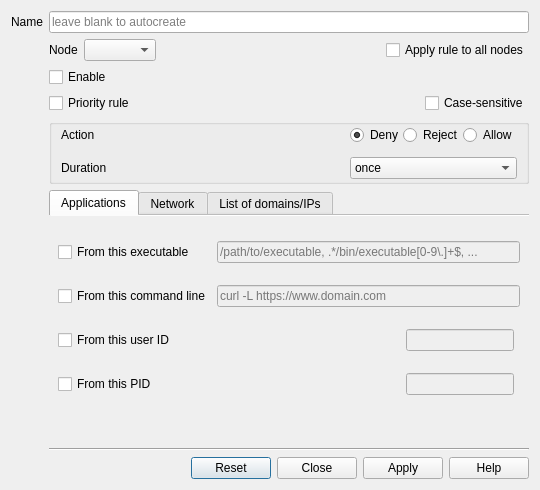
Above: ui/opensnitch/res/ruleseditor.ui from evilsocket/opensnitch before the change. Below: the same form after it.
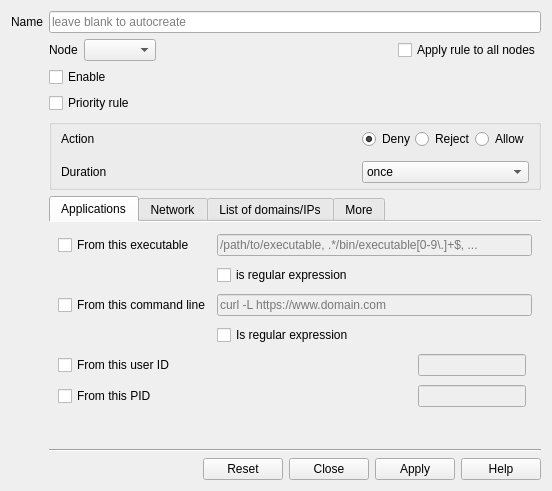
That is the form after the change. Icons and pictures are not drawn.

Commit message:
ui,rules: improved regular expressions
Up until now we detected automatically if a rule was a regular
expression. But if the path or cmdline of a process had certain
characters (backslash), it was not easy to autodetect it, because the
backslash in particular is sent and received encoded (\\).

With this change the user will have to mark manually if the
path/cmdline of a process is a regular expression or no.

Closes #706

Diff of the .ui file:
```diff
--- a/ui/opensnitch/res/ruleseditor.ui
+++ b/ui/opensnitch/res/ruleseditor.ui
@@ -6,145 +6,202 @@
    <rect>
     <x>0</x>
     <y>0</y>
-    <width>540</width>
-    <height>490</height>
+    <width>552</width>
+    <height>491</height>
    </rect>
   </property>
+  <property name="sizePolicy">
+   <sizepolicy hsizetype="Preferred" vsizetype="Maximum">
+    <horstretch>0</horstretch>
+    <verstretch>0</verstretch>
+   </sizepolicy>
+  </property>
   <property name="windowTitle">
    <string>Rule</string>
   </property>
   <layout class="QGridLayout" name="gridLayout_4">
-   <item row="2" column="1">
-    <layout class="QHBoxLayout" name="horizontalLayout_4">
-     <item>
-      <widget class="QCheckBox" name="enableCheck">
-       <property name="text">
-        <string>Enable</string>
-       </property>
-      </widget>
-     </item>
-     <item>
-      <spacer name="horizontalSpacer_7">
-       <property name="orientation">
-        <enum>Qt::Horizontal</enum>
-       </property>
-       <property name="sizeHint" stdset="0">
-        <size>
-         <width>40</width>
-         <height>20</height>
-        </size>
-       </property>
-      </spacer>
-     </item>
-    </layout>
-   </item>
-   <item row="3" column="1">
-    <layout class="QHBoxLayout" name="horizontalLayout_5">
-     <item>
-      <widget class="QCheckBox" name="precedenceCheck">
-       <property name="toolTip">
-        <string>If checked, this rule will take precedence over the rest of the rules. No others rules will be checked after this one.
-
-You must name the rule in such manner that it'll be checked first, because they're checked in alphabetical order. For example:
-
-[x] Priority - 000-priority-rule
-[  ] Priority - 001-less-priority-rule</string>
-       </property>
-       <property name="text">
-        <string>Priority rule</string>
-       </property>
-      </widget>
-     </item>
-     <item>
-      <spacer name="horizontalSpacer_8">
-       <property name="orientation">
-        <enum>Qt::Horizontal</enum>
-       </property>
-       <property name="sizeHint" stdset="0">
-        <size>
-         <width>40</width>
-         <height>20</height>
-        </size>
-       </property>
-      </spacer>
-     </item>
-     <item>
-      <widget class="QCheckBox" name="sensitiveCheck">
-       <property name="toolTip">
-        <string>&lt;html&gt;&lt;head/&gt;&lt;body&gt;&lt;p&gt;By default, the field of the rules are case-insensitive, i.e., if a process tries to access gOOgle.CoM and you have a rule to Deny .*google.com, the connection will be blocked.&lt;br/&gt;&lt;/p&gt;&lt;p&gt;If you check this box, you have to specify the exact string (domain, executable, command line) that you want to filter.&lt;/p&gt;&lt;/body&gt;&lt;/html&gt;</string>
-       </property>
-       <property name="text">
-        <string>Case-sensitive</string>
-       </property>
-      </widget>
-     </item>
-    </layout>
-   </item>
-   <item row="8" column="1">
-    <layout class="QHBoxLayout" name="horizontalLayout_3">
-     <item>
-      <spacer name="horizontalSpacer_6">
-       <property name="orientation">
-        <enum>Qt::Horizontal</enum>
-       </property>
-       <property name="sizeHint" stdset="0">
-        <size>
-         <width>40</width>
-         <height>20</height>
-        </size>
-       </property>
-      </spacer>
-     </item>
-     <item>
-      <widget class="QDialogButtonBox" name="buttonBox">
-       <property name="sizePolicy">
-        <sizepolicy hsizetype="Fixed" vsizetype="Fixed">
-         <horstretch>0</horstretch>
-         <verstretch>0</verstretch>
-        </sizepolicy>
-       </property>
-       <property name="standardButtons">
-        <set>QDialogButtonBox::Apply|QDialogButtonBox::Close|QDialogButtonBox::Help|QDialogButtonBox::Reset</set>
-       </property>
-      </widget>
-     </item>
-    </layout>
-   </item>
-   <item row="1" column="1">
-    <layout class="QHBoxLayout" name="horizontalLayout">
-     <item>
-      <widget class="QLabel" name="label_3">
-       <property name="text">
-        <string>Node</string>
-       </property>
-      </widget>
-     </item>
-     <item>
-      <widget class="QComboBox" name="nodesCombo"/>
-     </item>
-     <item>
-      <spacer name="horizontalSpacer">
-       <property name="orientation">
-        <enum>Qt::Horizontal</enum>
-       </property>
-       <property name="sizeHint" stdset="0">
-        <size>
-         <width>40</width>
-         <height>20</height>
-        </size>
-       </property>
-      </spacer>
-     </item>
-     <item>
-      <widget class="QCheckBox" name="nodeApplyAllCheck">
-       <property name="text">
-        <string>Apply rule to all nodes</string>
-       </property>
-      </widget>
-     </item>
-    </layout>
-   </item>
    <item row="5" column="1">
+    <widget class="QGroupBox" name="enableGroup">
+     <property name="sizePolicy">
+      <sizepolicy hsizetype="Preferred" vsizetype="Maximum">
+       <horstretch>0</horstretch>
+       <verstretch>0</verstretch>
+      </sizepolicy>
+     </property>
+     <property name="flat">
+      <bool>false</bool>
+     </property>
+     <property name="checkable">
+      <bool>false</bool>
+     </property>
+     <property name="checked">
+      <bool>false</bool>
+     </property>
+     <layout class="QGridLayout" name="gridLayout" columnstretch="0,0,0,0,0,0,0">
+      <property name="sizeConstraint">
+       <enum>QLayout::SetDefaultConstraint</enum>
+      </property>
+      <property name="topMargin">
+       <number>4</number>
+      </property>
+      <property name="bottomMargin">
+       <number>4</number>
+      </property>
+      <property name="verticalSpacing">
+       <number>12</number>
+      </property>
+      <item row="3" column="1">
+       <widget class="QLabel" name="label_2">
+        <property name="text">
+         <string>Action</string>
+        </property>
+       </widget>
+      </item>
+      <item row="4" column="4">
+       <spacer name="horizontalSpacer_5">
+        <property name="orientation">
+         <enum>Qt::Horizontal</enum>
+        </property>
+        <property name="sizeHint" stdset="0">
+         <size>
+          <width>40</width>
+          <height>20</height>
+         </size>
+        </property>
+       </spacer>
+      </item>
+      <item row="3" column="4">
+       <spacer name="horizontalSpacer_4">
+        <property name="orientation">
+         <enum>Qt::Horizontal</enum>
+        </property>
+        <property name="sizeHint" stdset="0">
+         <size>
+          <width>40</width>
+          <height>20</height>
+         </size>
+        </property>
+       </spacer>
+      </item>
+      <item row="4" column="1">
+       <widget class="QLabel" name="label_4">
+        <property name="text">
+         <string>Duration</string>
+        </property>
+       </widget>
+      </item>
+      <item row="4" column="6">
+       <widget class="QComboBox" name="durationCombo">
+        <item>
+         <property name="text">
+          <string>once</string>
+         </property>
+        </item>
+        <item>
+         <property name="text">
+          <string>30s</string>
+         </property>
+        </item>
+        <item>
+         <property name="text">
+          <string>5m</string>
+         </property>
+        </item>
+        <item>
+         <property name="text">
+          <string>15m</string>
+         </property>
+        </item>
+        <item>
+         <property name="text">
+          <string>30m</string>
+         </property>
+        </item>
+        <item>
+         <property name="text">
+          <string>1h</string>
+         </property>
+        </item>
+        <item>
+         <property name="text">
+          <string>until reboot</string>
+         </property>
+        </item>
+        <item>
+         <property name="text">
+          <string>always</string>
+         </property>
+        </item>
+       </widget>
+      </item>
+      <item row="3" column="6">
+       <layout class="QHBoxLayout" name="horizontalLayout_2">
+        <item>
+         <widget class="QRadioButton" name="actionDenyRadio">
+          <property name="sizePolicy">
+           <sizepolicy hsizetype="Preferred" vsizetype="Fixed">
+            <horstretch>0</horstretch>
+            <verstretch>0</verstretch>
+           </sizepolicy>
+          </property>
+          <property name="toolTip">
+           <string>Deny will just discard the connection</string>
+          </property>
+          <property name="text">
+           <string>Deny</string>
+          </property>
+          <property name="icon">
+           <iconset theme="emblem-important">
+            <normaloff>../../../../../../../../../../../../../../../../../../../../../../../../../../../../../../../../../../../../../../../../../../../../../../../../../../.designer/backup</normaloff>../../../../../../../../../../../../../../../../../../../../../../../../../../../../../../../../../../../../../../../../../../../../../../../../../../.designer/backup</iconset>
+          </property>
+          <property name="checked">
+           <bool>true</bool>
+          </property>
+         </widget>
+        </item>
+        <item>
+         <widget class="QRadioButton" name="actionRejectRadio">
+          <property name="toolTip">
+           <string>Reject will drop the connection, and kill the socket that initiated it</string>
+          </property>
+          <property name="text">
+           <string>Reject</string>
+          </property>
+          <property name="icon">
+           <iconset theme="window-close">
+            <normaloff>.</normaloff>.</iconset>
+          </property>
+         </widget>
+        </item>
+        <item>
+         <widget class="QRadioButton" name="actionAllowRadio">
+          <property name="sizePolicy">
+           <sizepolicy hsizetype="Preferred" vsizetype="Fixed">
+            <horstretch>0</horstretch>
+            <verstretch>0</verstretch>
+           </sizepolicy>
+          </property>
+          <property name="toolTip">
+           <string>Allow will allow the connection</string>
+          </property>
+          <property name="layoutDirection">
+           <enum>Qt::LeftToRight</enum>
+          </property>
+          <property name="text">
+           <string>Allow</string>
+          </property>
+          <property name="icon">
+           <iconset theme="emblem-default">
+            <normaloff>../../../../../../../../../../../../../../../../../../../../../../../../../../../../../../../../../../../../../../../../../../../../../../../../../../.designer/backup</normaloff>../../../../../../../../../../../../../../../../../../../../../../../../../../../../../../../../../../../../../../../../../../../../../../../../../../.designer/backup</iconset>
+          </property>
+         </widget>
+        </item>
+       </layout>
+      </item>
+     </layout>
+    </widget>
+   </item>
+   <item row="6" column="1">
     <widget class="QTabWidget" name="tabWidget">
      <property name="currentIndex">
       <number>0</number>
@@ -163,50 +220,6 @@
        <string>Applications</string>
       </attribute>
       <layout class="QGridLayout" name="gridLayout_2">
-       <item row="2" column="0">
-        <widget class="QCheckBox" name="uidCheck">
-         <property name="text">
-          <string>From this user ID</string>
-         </property>
-        </widget>
-       </item>
-       <item row="2" column="1">
-        <layout class="QHBoxLayout" name="horizontalLayout_8">
-         <item>
-          <spacer name="horizontalSpacer_2">
-           <property name="orientation">
-            <enum>Qt::Horizontal</enum>
-           </property>
-           <property name="sizeHint" stdset="0">
-            <size>
-             <width>40</width>
-             <height>20</height>
-            </size>
-           </property>
-          </spacer>
-         </item>
-         <item>
-          <widget class="QLineEdit" name="uidLine">
-           <property name="enabled">
-            <bool>false</bool>
-           </property>
-           <property name="sizePolicy">
-            <sizepolicy hsizetype="Minimum" vsizetype="Fixed">
-             <horstretch>0</horstretch>
-             <verstretch>0</verstretch>
-            </sizepolicy>
-           </property>
-          </widget>
-         </item>
-        </layout>
-       </item>
-       <item row="0" column="0">
-        <widget class="QCheckBox" name="procCheck">
-         <property name="text">
-          <string>From this executable</string>
-         </property>
-        </widget>
-       </item>
        <item row="0" column="1" colspan="2">
         <widget class="QLineEdit" name="procLine">
          <property name="enabled">
@@ -220,7 +233,28 @@
          </property>
         </widget>
        </item>
-       <item row="1" column="1" colspan="2">
+       <item row="3" column="1">
+        <widget class="QCheckBox" name="checkCmdlineRegexp">
+         <property name="text">
+          <string>Is regular expression</string>
+         </property>
+        </widget>
+       </item>
+       <item row="4" column="0">
+        <widget class="QCheckBox" name="uidCheck">
+         <property name="text">
+          <string>From this user ID</string>
+         </property>
+        </widget>
+       </item>
+       <item row="2" column="0">
+        <widget class="QCheckBox" name="cmdlineCheck">
+         <property name="text">
+          <string>From this command line</string>
+         </property>
+        </widget>
+       </item>
+       <item row="2" column="1" colspan="2">
         <widget class="QLineEdit" name="cmdlineLine">
          <property name="enabled">
           <bool>false</bool>
@@ -233,21 +267,14 @@
          </property>
         </widget>
        </item>
-       <item row="1" column="0">
-        <widget class="QCheckBox" name="cmdlineCheck">
-         <property name="text">
-          <string>From this command line</string>
-         </property>
-        </widget>
-       </item>
-       <item row="3" column="0">
+       <item row="5" column="0">
         <widget class="QCheckBox" name="pidCheck">
          <property name="text">
           <string>From this PID</string>
          </property>
         </widget>
        </item>
-       <item row="3" column="1">
+       <item row="5" column="1">
         <layout class="QHBoxLayout" name="horizontalLayout_11">
          <item>
           <spacer name="horizontalSpacer_11">
@@ -277,6 +304,50 @@
          </item>
         </layout>
        </item>
+       <item row="4" column="1">
+        <layout class="QHBoxLayout" name="horizontalLayout_8">
+         <item>
+          <spacer name="horizontalSpacer_2">
+           <property name="orientation">
+            <enum>Qt::Horizontal</enum>
+           </property>
+           <property name="sizeHint" stdset="0">
+            <size>
+             <width>40</width>
+             <height>20</height>
+            </size>
+           </property>
+          </spacer>
+         </item>
+         <item>
+          <widget class="QLineEdit" name="uidLine">
+           <property name="enabled">
+            <bool>false</bool>
+           </property>
+           <property name="sizePolicy">
+            <sizepolicy hsizetype="Minimum" vsizetype="Fixed">
+             <horstretch>0</horstretch>
+             <verstretch>0</verstretch>
+            </sizepolicy>
+           </property>
+          </widget>
+         </item>
+        </layout>
+       </item>
+       <item row="0" column="0">
+        <widget class="QCheckBox" name="procCheck">
+         <property name="text">
+          <string>From this executable</string>
+         </property>
+        </widget>
+       </item>
+       <item row="1" column="1">
+        <widget class="QCheckBox" name="checkProcRegexp">
+         <property name="text">
+          <string>is regular expression</string>
+         </property>
+        </widget>
+       </item>
       </layout>
      </widget>
      <widget class="QWidget" name="tabWidgetPage2" native="true">
@@ -682,9 +753,79 @@
        </item>
       </layout>
      </widget>
+     <widget class="QWidget" name="tab">
+      <attribute name="title">
+       <string>More</string>
+      </attribute>
+      <layout class="QGridLayout" name="gridLayout_6">
+       <item row="0" column="0">
+        <widget class="QCheckBox" name="sensitiveCheck">
+         <property name="toolTip">
+          <string>&lt;html&gt;&lt;head/&gt;&lt;body&gt;&lt;p&gt;By default, the field of the rules are case-insensitive, i.e., if a process tries to access gOOgle.CoM and you have a rule to Deny .*google.com, the connection will be blocked.&lt;br/&gt;&lt;/p&gt;&lt;p&gt;If you check this box, you have to specify the exact string (domain, executable, command line) that you want to filter.&lt;/p&gt;&lt;/body&gt;&lt;/html&gt;</string>
+         </property>
+         <property name="text">
+          <string>Case-sensitive</string>
+         </property>
+        </widget>
+       </item>
+       <item row="1" column="0">
+        <spacer name="verticalSpacer">
+         <property name="orientation">
+          <enum>Qt::Vertical</enum>
+         </property>
+         <property name="sizeType">
+          <enum>QSizePolicy::Maximum</enum>
+         </property>
+         <property name="sizeHint" stdset="0">
+          <size>
+           <width>20</width>
+           <height>40</height>
+          </size>
+         </property>
+        </spacer>
+       </item>
+      </layout>
+     </widget>
     </widget>
    </item>
-   <item row="6" column="1">
+   <item row="9" column="1">
+    <layout class="QHBoxLayout" name="horizontalLayout_3">
+     <item>
+      <spacer name="horizontalSpacer_6">
+       <property name="orientation">
+        <enum>Qt::Horizontal</enum>
+       </property>
+       <property name="sizeHint" stdset="0">
+        <size>
+         <width>40</width>
+         <height>20</height>
+        </size>
+       </property>
+      </spacer>
+     </item>
+     <item>
+      <widget class="QDialogButtonBox" name="buttonBox">
+       <property name="sizePolicy">
+        <sizepolicy hsizetype="Fixed" vsizetype="Fixed">
+         <horstretch>0</horstretch>
+         <verstretch>0</verstretch>
+        </sizepolicy>
+       </property>
+       <property name="standardButtons">
+        <set>QDialogButtonBox::Apply|QDialogButtonBox::Close|QDialogButtonBox::Help|QDialogButtonBox::Reset</set>
+       </property>
+      </widget>
+     </item>
+    </layout>
+   </item>
+   <item row="8" column="1">
+    <widget class="Line" name="line">
+     <property name="orientation">
+      <enum>Qt::Horizontal</enum>
+     </property>
+    </widget>
+   </item>
+   <item row="7" column="1">
     <widget class="QLabel" name="statusLabel">
      <property name="enabled">
       <bool>true</bool>
@@ -697,11 +838,86 @@
      </property>
     </widget>
    </item>
+   <item row="1" column="1">
+    <layout class="QHBoxLayout" name="horizontalLayout">
+     <item>
+      <widget class="QLabel" name="label_3">
+       <property name="text">
+        <string>Node</string>
+       </property>
+      </widget>
+     </item>
+     <item>
+      <widget class="QComboBox" name="nodesCombo"/>
+     </item>
+     <item>
+      <spacer name="horizontalSpacer">
+       <property name="orientation">
+        <enum>Qt::Horizontal</enum>
+       </property>
+       <property name="sizeHint" stdset="0">
+        <size>
+         <width>40</width>
+         <height>20</height>
+        </size>
+       </property>
+      </spacer>
+     </item>
+     <item>
+      <widget class="QCheckBox" name="nodeApplyAllCheck">
+       <property name="text">
+        <string>Apply rule to all nodes</string>
+       </property>
+      </widget>
+     </item>
+    </layout>
+   </item>
+   <item row="3" column="1">
+    <widget class="QCheckBox" name="enableCheck">
+     <property name="text">
+      <string>Enable</string>
+     </property>
+    </widget>
+   </item>
+   <item row="4" column="1">
+    <widget class="QCheckBox" name="precedenceCheck">
+     <property name="toolTip">
+      <string>If checked, this rule will take precedence over the rest of the rules. No others rules will be checked after this one.
+
+You must name the rule in such manner that it'll be checked first, because they're checked in alphabetical order. For example:
+
+[x] Priority - 000-priority-rule
+[  ] Priority - 001-less-priority-rule</string>
+     </property>
+     <property name="text">
+      <string>Priority rule</string>
+     </property>
+    </widget>
+   </item>
+   <item row="0" column="0">
+    <widget class="QLabel" name="label">
+     <property name="sizePolicy">
+      <sizepolicy hsizetype="Preferred" vsizetype="Preferred">
+       <horstretch>0</horstretch>
+       <verstretch>0</verstretch>
+      </sizepolicy>
+     </property>
+     <property name="text">
+      <string>Name</string>
+     </property>
+    </widget>
+   </item>
    <item row="0" column="1">
     <widget class="QLineEdit" name="ruleNameEdit">
      <property name="enabled">
       <bool>true</bool>
      </property>
+     <property name="sizePolicy">
+      <sizepolicy hsizetype="Expanding" vsizetype="Maximum">
+       <horstretch>0</horstretch>
+       <verstretch>0</verstretch>
+      </sizepolicy>
+     </property>
      <property name="toolTip">
       <string>The rules are checked in alphabetical order, so you can name them accordingly to prioritize them.
 
@@ -712,191 +928,8 @@
      <property name="placeholderText">
       <string>leave blank to autocreate</string>
      </property>
-    </widget>
-   </item>
-   <item row="7" column="1">
-    <widget class="Line" name="line">
-     <property name="orientation">
-      <enum>Qt::Horizontal</enum>
-     </property>
-    </widget>
-   </item>
-   <item row="4" column="1">
-    <widget class="QGroupBox" name="enableGroup">
-     <property name="flat">
-      <bool>false</bool>
-     </property>
-     <property name="checkable">
-      <bool>false</bool>
-     </property>
-     <property name="checked">
-      <bool>false</bool>
-     </property>
-     <layout class="QGridLayout" name="gridLayout" columnstretch="0,0,0,0,0,0,0">
-      <property name="sizeConstraint">
-       <enum>QLayout::SetDefaultConstraint</enum>
-      </property>
-      <property name="topMargin">
-       <number>0</number>
-      </property>
-      <property name="bottomMargin">
-       <number>2</number>
-      </property>
-      <property name="verticalSpacing">
-       <number>12</number>
-      </property>
-      <item row="3" column="1">
-       <widget class="QLabel" name="label_2">
-        <property name="text">
-         <string>Action</string>
-        </property>
-       </widget>
-      </item>
-      <item row="4" column="4">
-       <spacer name="horizontalSpacer_5">
-        <property name="orientation">
-         <enum>Qt::Horizontal</enum>
-        </property>
-        <property name="sizeHint" stdset="0">
-         <size>
-          <width>40</width>
-          <height>20</height>
-         </size>
-        </property>
-       </spacer>
-      </item>
-      <item row="3" column="4">
-       <spacer name="horizontalSpacer_4">
-        <property name="orientation">
-         <enum>Qt::Horizontal</enum>
-        </property>
-        <property name="sizeHint" stdset="0">
-         <size>
-          <width>40</width>
-          <height>20</height>
-         </size>
-        </property>
-       </spacer>
-      </item>
-      <item row="4" column="1">
-       <widget class="QLabel" name="label_4">
-        <property name="text">
-         <string>Duration</string>
-        </property>
-       </widget>
-      </item>
-      <item row="4" column="6">
-       <widget class="QComboBox" name="durationCombo">
-        <item>
-         <property name="text">
-          <string>once</string>
-         </property>
-        </item>
-        <item>
-         <property name="text">
-          <string>30s</string>
-         </property>
-        </item>
-        <item>
-         <property name="text">
-          <string>5m</string>
-         </property>
-        </item>
-        <item>
-         <property name="text">
-          <string>15m</string>
-         </property>
-        </item>
-        <item>
-         <property name="text">
-          <string>30m</string>
-         </property>
-        </item>
-        <item>
-         <property name="text">
-          <string>1h</string>
-         </property>
-        </item>
-        <item>
-         <property name="text">
-          <string>until reboot</string>
-         </property>
-        </item>
-        <item>
-         <property name="text">
-          <string>always</string>
-         </property>
-        </item>
-       </widget>
-      </item>
-      <item row="3" column="6">
-       <layout class="QHBoxLayout" name="horizontalLayout_2">
-        <item>
-         <widget class="QRadioButton" name="actionDenyRadio">
-          <property name="sizePolicy">
-           <sizepolicy hsizetype="Preferred" vsizetype="Fixed">
-            <horstretch>0</horstretch>
-            <verstretch>0</verstretch>
-           </sizepolicy>
-          </property>
-          <property name="text">
-           <string>Deny</string>
-          </property>
-          <property name="icon">
-           <iconset theme="emblem-important">
-            <normaloff>../../../../../../../../../../../../../../../../../../../../../../../../../../../../../../../../../../../../../../../../../../../../../../../../../../.designer/backup</normaloff>../../../../../../../../../../../../../../../../../../../../../../../../../../../../../../../../../../../../../../../../../../../../../../../../../../.designer/backup</iconset>
-          </property>
-          <property name="checked">
-           <bool>true</bool>
-          </property>
-         </widget>
-        </item>
-        <item>
-         <widget class="QRadioButton" name="actionRejectRadio">
-          <property name="text">
-           <string>Reject</string>
-          </property>
-          <property name="icon">
-           <iconset theme="window-close">
-            <normaloff>.</normaloff>.</iconset>
-          </property>
-         </widget>
-        </item>
-        <item>
-         <widget class="QRadioButton" name="actionAllowRadio">
-          <property name="sizePolicy">
-           <sizepolicy hsizetype="Preferred" vsizetype="Fixed">
-            <horstretch>0</horstretch>
-            <verstretch>0</verstretch>
-           </sizepolicy>
-          </property>
-          <property name="layoutDirection">
-           <enum>Qt::LeftToRight</enum>
-          </property>
-          <property name="text">
-           <string>Allow</string>
-          </property>
-          <property name="icon">
-           <iconset theme="emblem-default">
-            <normaloff>../../../../../../../../../../../../../../../../../../../../../../../../../../../../../../../../../../../../../../../../../../../../../../../../../../.designer/backup</normaloff>../../../../../../../../../../../../../../../../../../../../../../../../../../../../../../../../../../../../../../../../../../../../../../../../../../.designer/backup</iconset>
-          </property>
-         </widget>
-        </item>
-       </layout>
-      </item>
-     </layout>
-    </widget>
-   </item>
-   <item row="0" column="0">
-    <widget class="QLabel" name="label">
-     <property name="sizePolicy">
-      <sizepolicy hsizetype="Preferred" vsizetype="Preferred">
-       <horstretch>0</horstretch>
-       <verstretch>0</verstretch>
-      </sizepolicy>
-     </property>
-     <property name="text">
-      <string>Name</string>
+     <property name="clearButtonEnabled">
+      <bool>true</bool>
      </property>
     </widget>
    </item>
```
Left out of the diff: 26 changed lines with no effect on the pictures. The commit also changes 1 other file.
